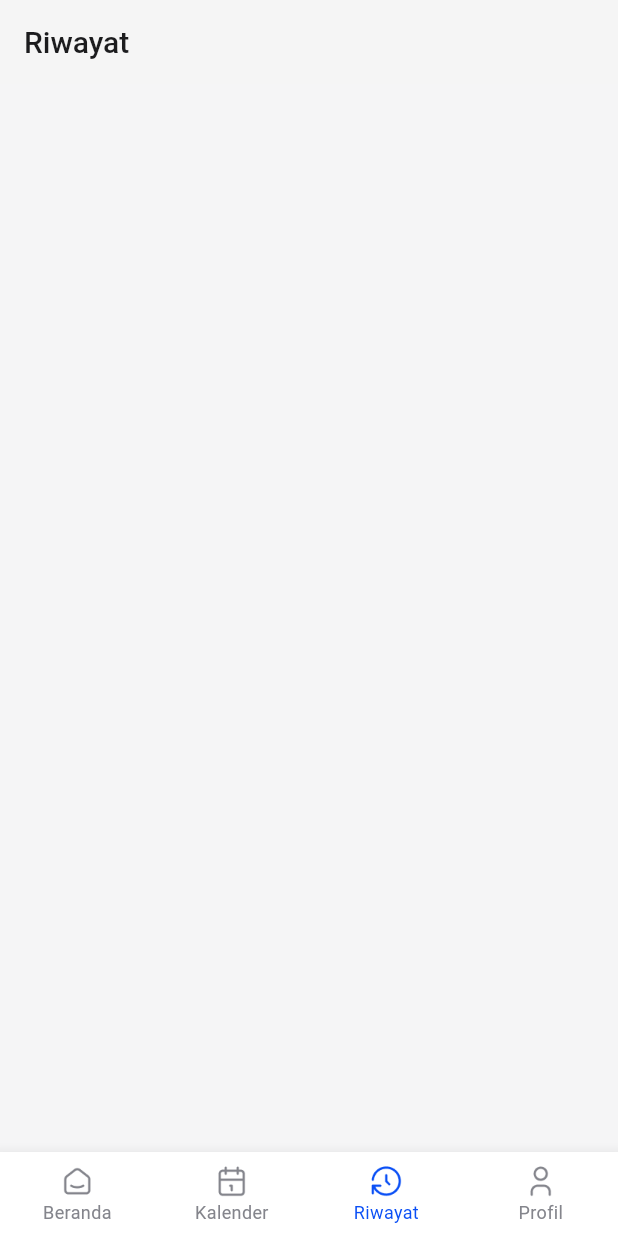
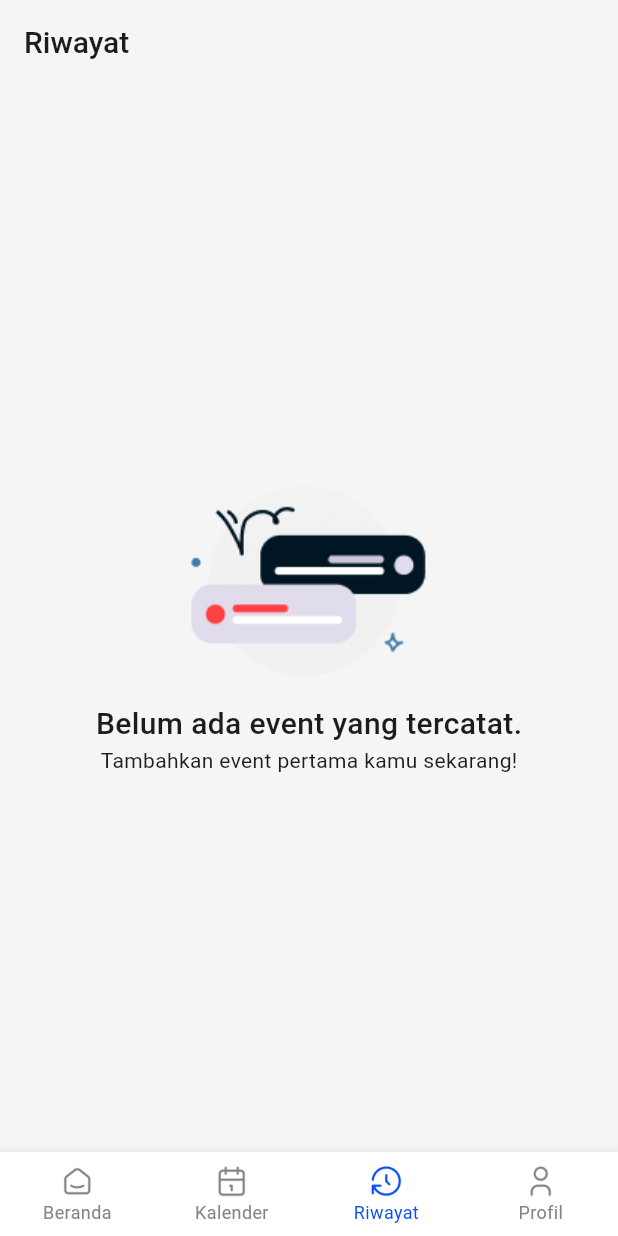
Before and after one commit to ChamillatulLuqianaAgustin/face_count, a Flutter app: the screen it shows once a user with an empty profile is signed in, item 3 of the bottom bar chosen, on a phone screen of 412 x 824 dp. Run offline on Flutter 3.47's test engine with Material 3 defaults, Android fonts, the phone set to English and light mode, and no system bars; our stand-ins replace camera, cloud_firestore, equatable, firebase_auth, firebase_core, flutter_bloc; missing offline and left inert: multiple_image_camera; accounts and stored records are empty; network calls fail; Roboto replaces fonts that are missing (SFProDisplay).

Commit message:
revisi bug acara
acara di akun yang berbeda fix bug, password ditutupi juga

```diff
--- /dev/null
+++ b/devtools_options.yaml
@@ -0,0 +1,3 @@
+description: This file stores settings for Dart & Flutter DevTools.
+documentation: https://docs.flutter.dev/tools/devtools/extensions#configure-extension-enablement-states
+extensions:
--- a/lib/features/acara/tambah_acara.dart
+++ b/lib/features/acara/tambah_acara.dart
@@ -144,6 +144,7 @@ class _TambahAcaraState extends State<TambahAcara> {
                         context.read<AcaraCubit>().updateAcara(
                               AcaraModel(
                                 idAcara: widget.acara!.idAcara,
+                                userId: user!.uid,
                                 namaAcara: _namaAcaraController.text,
                                 descAcara: _descAcaraController.text,
                                 waktuMulai: DateTime(
@@ -170,7 +171,7 @@ class _TambahAcaraState extends State<TambahAcara> {
                       } else {
                         context.read<AcaraCubit>().addAcara(
                               acara: AcaraModel(
-                                uid: user!.uid,
+                                userId: user!.uid,
                                 idAcara: generateUniqueIdAcara(10),
                                 namaAcara: _namaAcaraController.text,
                                 descAcara: _descAcaraController.text,
--- a/lib/features/auth/cubit/auth_cubit.dart
+++ b/lib/features/auth/cubit/auth_cubit.dart
@@ -24,7 +24,7 @@ class AuthCubit extends Cubit<AuthState> {
       if (user != null) {
         await _auth.updateDisplayName(name);
         await user.reload(); // Pastikan pengguna diperbarui
-        emit(Authenticated(userName: name));
+        emit(Authenticated(userName: name, userId: user.uid));
       } else {
         emit(AuthError(message: "User registration failed"));
       }
@@ -46,7 +46,9 @@ class AuthCubit extends Cubit<AuthState> {
         password: password,
       );
       if (user != null) {
-        emit(Authenticated(userName: user.displayName ?? user.email ?? "User"));
+        emit(Authenticated(
+          userName: user.displayName ?? user.email ?? "User",
+          userId: user.uid));
       } else {
         emit(AuthError(message: "User login failed"));
       }
--- a/lib/features/auth/cubit/auth_state.dart
+++ b/lib/features/auth/cubit/auth_state.dart
@@ -13,10 +13,11 @@ class AuthLoading extends AuthState {}
 
 class Authenticated extends AuthState {
   final String userName;
-  const Authenticated({required this.userName});
+  final String userId;
+  const Authenticated({required this.userName, required this.userId});
 
   @override
-  List<Object> get props => [userName];
+  List<Object> get props => [userName, userId];
 }
 
 class AuthError extends AuthState {
--- a/lib/features/beranda/beranda_page.dart
+++ b/lib/features/beranda/beranda_page.dart
@@ -163,6 +163,8 @@ class _BerandaPageState extends State<BerandaPage> {
                   const SizedBox(height: 16),
                 ],
 
+
+
                 // Acara Akan Datang
                 if (acaraTerbatas.isNotEmpty) ...[
                   Text(
--- a/lib/features/riwayat/riwayat_page.dart
+++ b/lib/features/riwayat/riwayat_page.dart
@@ -5,6 +5,7 @@ import 'package:face_count/features/riwayat/widgets/card_custom.dart';
 import 'package:firebase_auth/firebase_auth.dart';
 import 'package:flutter/material.dart';
 import 'package:flutter_bloc/flutter_bloc.dart';
+import 'package:face_count/features/riwayat/widgets/list_card.dart';
 
 class RiwayatPage extends StatefulWidget {
   const RiwayatPage({Key? key}) : super(key: key);
@@ -46,6 +47,24 @@ class _RiwayatPageState extends State<RiwayatPage> {
               child: CircularProgressIndicator(),
             );
           } else if (state is AcaraLoaded) {
+            if (state.acaraList.isEmpty) {
+              return Center(
+                child: Column(
+                  mainAxisAlignment: MainAxisAlignment.center,
+                  children: [
+                    Image.asset('assets/images/no_event.png'),
+                    Text(
+                      'Belum ada event yang tercatat.',
+                      style: mediumTS.copyWith(fontSize: 20),
+                    ),
+                    const Text(
+                      'Tambahkan event pertama kamu sekarang!',
+                      style: regularTS,
+                    )
+                  ],
+                ),
+              );
+            }
             // Urutkan berdasarkan tanggal (paling terbaru di atas)
             state.acaraList.sort((a, b) {
               final dateA = a.tanggalAcara ?? DateTime(0);
--- a/lib/models/acara_model.dart
+++ b/lib/models/acara_model.dart
@@ -1,18 +1,17 @@
 import 'package:cloud_firestore/cloud_firestore.dart';
 
 class AcaraModel {
-  final String? uid;
   final String? idAcara;
   final String? namaAcara;
   final String? descAcara;
   final DateTime? tanggalAcara;
   final DateTime? waktuMulai, waktuSelesai;
   final String? tempatAcara;
+  String? userId;
   final int? jumlahPartisipan;
   final int randColor;
 
   AcaraModel({
-    this.uid,
     this.idAcara,
     this.namaAcara,
     this.descAcara,
@@ -20,27 +19,28 @@ class AcaraModel {
     this.waktuMulai,
     this.waktuSelesai,
     this.tempatAcara,
+    this.userId,
     this.jumlahPartisipan,
     required this.randColor,
   });
 
   Map<String, dynamic> toMap() {
     return {
-      'uid': uid,
       'id_acara': idAcara,
       'nama_acara': namaAcara,
       'desc_acara': descAcara,
       'waktu_mulai': waktuMulai,
       'waktu_selesai': waktuSelesai,
       'tempat_acara': tempatAcara,
+      'userId': {'uid': userId},
       'jumlah_partisipan': jumlahPartisipan,
       'rand_color': randColor,
     };
   }
 
   factory AcaraModel.fromMap(Map<String, dynamic> map) {
+    final userMap = map['userId'] as Map<String, dynamic>;
     return AcaraModel(
-      uid: map['uid'],
       idAcara: map['id_acara'],
       namaAcara: map['nama_acara'],
       descAcara: map['desc_acara'],
@@ -48,6 +48,7 @@ class AcaraModel {
       waktuSelesai: (map['waktu_selesai'] as Timestamp).toDate(),
       tanggalAcara: (map['waktu_mulai'] as Timestamp).toDate(),
       tempatAcara: map['tempat_acara'],
+      userId: userMap['uid'],
       jumlahPartisipan: map['jumlah_partisipan'],
       randColor: map['rand_color'],
     );
@@ -63,6 +64,7 @@ class AcaraModel {
     DateTime? waktuMulai,
     DateTime? waktuSelesai,
     String? tempatAcara,
+    String? userId,
     int? jumlahPartisipan,
     int? randColor,
   }) {
@@ -74,6 +76,7 @@ class AcaraModel {
       waktuSelesai: waktuSelesai ?? this.waktuSelesai,
       tanggalAcara: tanggalAcara ?? this.tanggalAcara,
       tempatAcara: tempatAcara ?? this.tempatAcara,
+      userId: userId ?? this.userId,
       jumlahPartisipan: jumlahPartisipan ?? this.jumlahPartisipan,
       randColor: randColor ?? this.randColor,
     );
--- a/pubspec.yaml
+++ b/pubspec.yaml
@@ -19,8 +19,8 @@ publish_to: "none" # Remove this line if you wish to publish to pub.dev
 version: 1.0.0+1
 
 environment:
-  sdk: ^3.6.0-198.0.dev
-  # sdk: ^3.5.2
+  # sdk: ^3.6.0-198.0.dev
+  sdk: ^3.5.2
 
 # Dependencies specify other packages that your package needs in order to work.
 # To automatically upgrade your package dependencies to the latest versions
```
Also changed, not shown: lib/features/acara/cubit/acara/acara_cubit.dart (+11 -3 lines), lib/features/auth/cubit/picture_cubit.dart (added, +41 -0 lines), lib/features/auth/login_page.dart (+10 -2 lines), lib/services/acara_service.dart (+52 -34 lines), pubspec.lock.
